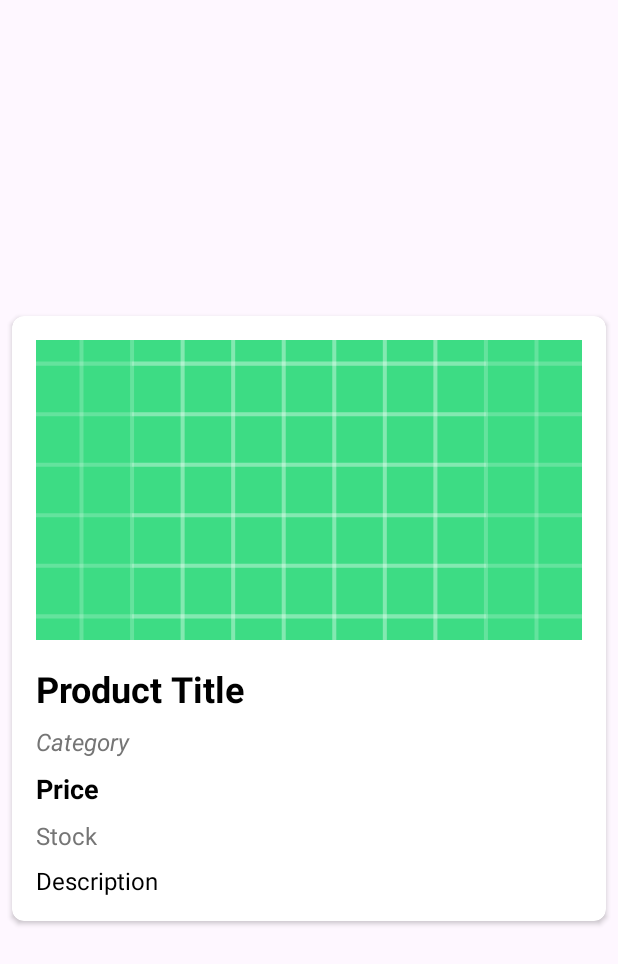
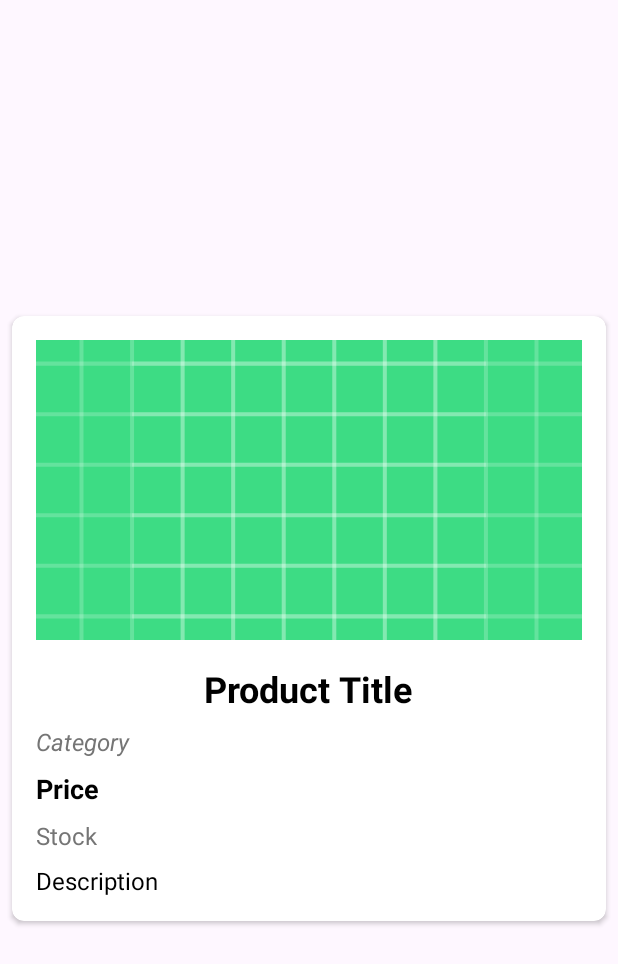
Before and after one commit to Rolando-Cepeda/PracticaFinal-DAM2, an Android app: the DetailProductActivity screen opened directly, with no data from a screen before it, on a phone screen of 412 x 824 dp. Shown: the top 964 px of the screen. Run offline under Robolectric (Android 15) with nearby library versions, the phone set to English and light mode, and no system bars; our stand-ins replace Picasso; network calls fail; pictures from the network do not load; 1 statement that could not run was skipped.

Commit message:
Picasso da error, la desinstalamos y volvemos a SYNC en el MAC. Hemos puesto un Toast, en cuánto pulsamos el botón, saldrá el mensaje e iniciamos la aplicación. Aplicamos el binding en DetailProductActivity.kt Cambiamos en el adapter el parámetro <ProductItemresponse> por <ProductDetailResponse >

```diff
--- a/app/src/main/java/com/example/productlist/MenuActivity.kt
+++ b/app/src/main/java/com/example/productlist/MenuActivity.kt
@@ -3,6 +3,7 @@ package com.example.productlist
 import android.content.Intent
 import android.os.Bundle
 import android.widget.Button
+import android.widget.Toast
 import androidx.appcompat.app.AppCompatActivity
 
 class MenuActivity : AppCompatActivity() {
@@ -15,7 +16,11 @@ class MenuActivity : AppCompatActivity() {
     }
 
     private fun navigateToProductInicio() {
+
         val intent = Intent(this, ProductListActivity::class.java)
         startActivity((intent))
+        //Mostramos un diálogo, en respuesta a la acción, en cuánto el usuario haga click en el botón.
+        Toast.makeText(this, "Navegando a la lista de productos", Toast.LENGTH_SHORT).show()
+
     }
 }
--- a/app/src/main/java/com/example/productlist/ProductAdapter.kt
+++ b/app/src/main/java/com/example/productlist/ProductAdapter.kt
@@ -6,12 +6,12 @@ import androidx.recyclerview.widget.RecyclerView
 
 // El ADAPTER recibirá también una funcion lambda
 class ProductAdapter(
-    var productList: List<ProductItemResponse> = emptyList(),
+    var productList: List<ProductDetailResponse> = emptyList(),
     private val onItemSelected: (String) -> Unit
 ) :
     RecyclerView.Adapter<ProductViewHolder>() {
 
-    fun updateList(list: List<ProductItemResponse>) {
+    fun updateList(list: List<ProductDetailResponse>) {
         productList = list
         notifyDataSetChanged()
     }
--- a/app/src/main/java/com/example/productlist/ProductDetailResponse.kt
+++ b/app/src/main/java/com/example/productlist/ProductDetailResponse.kt
@@ -3,9 +3,12 @@ package com.example.productlist
 import com.google.gson.annotations.SerializedName
 
 class ProductDetailResponse(
+    @SerializedName("id") val productId: Int,
     @SerializedName("title") val title: String,
     @SerializedName("description") val description: String,
     @SerializedName("category") val category: String,
     @SerializedName("price") val price: Double,
-    @SerializedName("stock") val stock: Int
+    @SerializedName("stock") val stock: Int,
+    //Al ser una lista de imágenes le ponemos List<String>
+    @SerializedName("images") val images: List<String>
 )
--- a/app/src/main/java/com/example/productlist/ProductViewHolder.kt
+++ b/app/src/main/java/com/example/productlist/ProductViewHolder.kt
@@ -10,8 +10,9 @@ class ProductViewHolder(view: View) : RecyclerView.ViewHolder(view) {
     private val binding = ItemProductBinding.bind(view)
 
     // También le pasamos la función LAMNDA
-    fun bind(productItemResponse: ProductItemResponse, onItemSelected: (String) -> Unit) {
+    fun bind(productItemResponse: ProductDetailResponse, onItemSelected: (String) -> Unit) {
         binding.tvProductName.text = productItemResponse.title
+        binding.tvProductPrice.text = productItemResponse.price.toString()
         //Al ser solo una lista le ponemos a la imagen [0], ya que como tal no existe la url
         Picasso.get().load(productItemResponse.images[0]).into(binding.ivProductImage)
         // cada vez que alguien pulse en la vista llamaremos al método onItemSelected(le pasaremos la id del producto)
--- a/app/src/main/res/layout/activity_detail_product.xml
+++ b/app/src/main/res/layout/activity_detail_product.xml
@@ -26,7 +26,7 @@
             android:padding="16dp">
 
             <ImageView
-                android:id="@+id/ivProductImage"
+                android:id="@+id/ivProductImageDetail"
                 android:layout_width="match_parent"
                 android:layout_height="200dp"
                 android:scaleType="centerCrop"
@@ -41,7 +41,8 @@
                 android:textStyle="bold"
                 android:textColor="@color/primaryText"
                 android:layout_marginTop="16dp"
-                tools:text="Essence Mascara Lash Princess"/>
+                tools:text="Essence Mascara Lash Princess"
+                android:layout_gravity="center_horizontal"/>
 
             <TextView
                 android:id="@+id/tvCategory"
```
Also changed, not shown: app/src/main/java/com/example/productlist/DetailProductActivity.kt (+15 -0 lines), app/src/main/java/com/example/productlist/ProductDataResponse.kt (+4 -3 lines).
